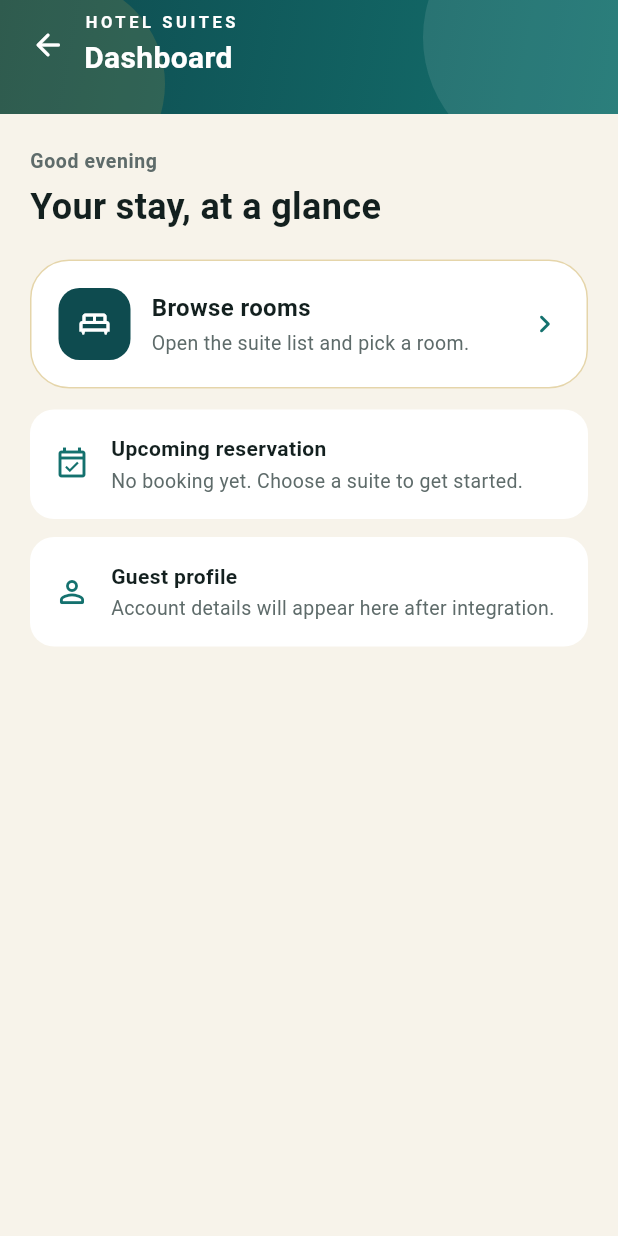
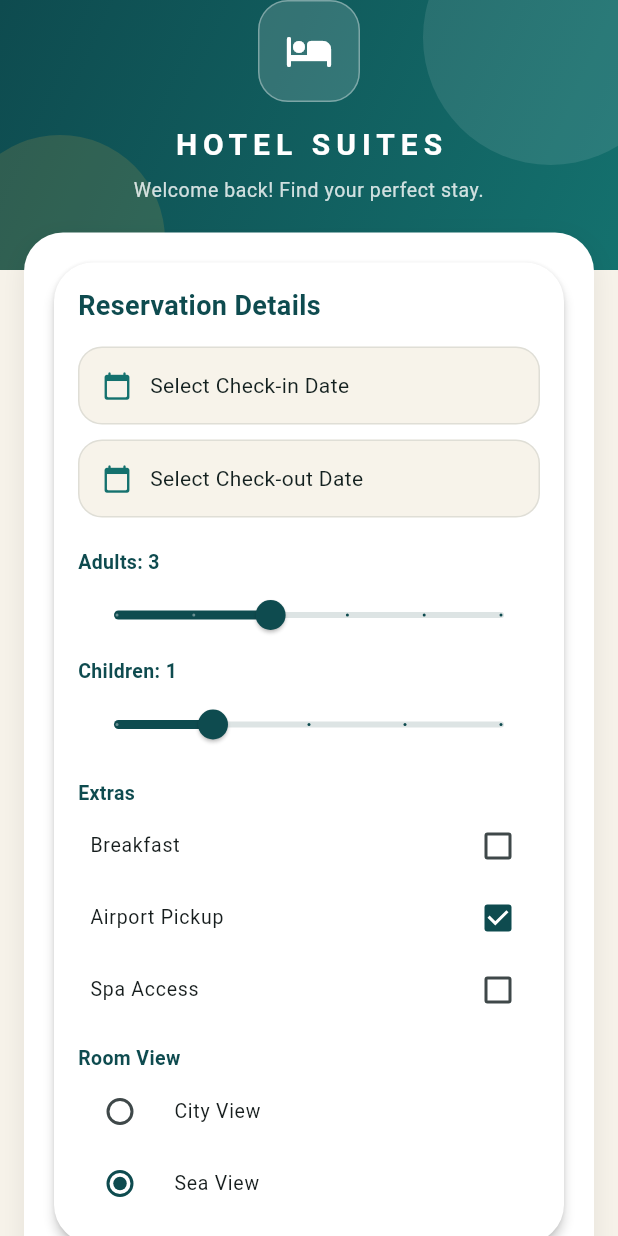
Before and after one commit to Farrysha/TMA3084-G1-T1-Lab-6, a Flutter app: the DashboardPage screen opened by its route, on a phone screen of 412 x 824 dp. Run offline on Flutter 3.47's test engine with Material 3 defaults, Android fonts, the phone set to English and light mode, and no system bars.

Commit message:
Add Dashboard page

```diff
--- a/lib/dashboard_page.dart
+++ b/lib/dashboard_page.dart
@@ -1,108 +1,310 @@
-// Ni placeholder page sja, nti ellyana boleh edit ikut design sndiri.
 import 'package:flutter/material.dart';
 
 import 'app_theme.dart';
-import 'rooms/rooms.dart';
 
-class DashboardPage extends StatelessWidget {
+class DashboardPage extends StatefulWidget {
   const DashboardPage({super.key});
 
   static const String routeName = '/dashboard';
 
-  void _openRooms(BuildContext context) {
-    Navigator.of(context).pushNamed(RoomListPage.routeName);
+  @override
+  State<DashboardPage> createState() => _DashboardPageState();
 }
 
+class _DashboardPageState extends State<DashboardPage> {
+  static const Color _deep = AppTheme.deepTeal; //headings/sliders/ icons
+  static const Color _fieldBg = AppTheme.sand; //date tiles
+
+  //---- State ----
+  DateTime? _checkIn;
+  DateTime? _checkOut;
+  double _adults = 3;
+  double _children = 1;
+  final Map<String, bool> _extras = {
+    'Breakfast': false,
+    'Airport Pickup': true,
+    'Spa Access': false,
+  };
+  String _roomView = 'Sea View';
+  int _expandedIndex = -1; //which info panel is open (-1 = none)
+
+  static const List<_InfoItem> _infoItems = [
+    _InfoItem(
+      icon: Icons.pool,
+      title: 'Facilities',
+      body:
+          'Rooftop Infinity Pool, 24-hour gym, Spa & Sauna, Free Wi-Fi and a '
+          'Business Lounge.',
+    ),
+    _InfoItem(
+      icon: Icons.restaurant,
+      title: 'Dining',
+      body: 'Breakfast buffet 6:30 am – 10:30 am. All-day dining Restaurant.',
+    ),
+    _InfoItem(
+      icon: Icons.policy,
+      title: 'Hotel Policies',
+      body:
+          'Check-in from 3:00 pm, check-out by 12:00 noon. Free cancellation '
+          'up to 48 hours before arrival.',
+    ),
+  ];
+
+  //---- Helpers ----
+  String _formatDate(DateTime d) {
+    const months = [
+      'Jan',
+      'Feb',
+      'Mar',
+      'Apr',
+      'May',
+      'Jun',
+      'Jul',
+      'Aug',
+      'Sep',
+      'Oct',
+      'Nov',
+      'Dec',
+    ];
+    return '${d.day.toString().padLeft(2, '0')} ${months[d.month - 1]} ${d.year}';
+  }
+
+  Future<void> _pickCheckIn() async {
+    final now = DateTime.now();
+    final picked = await showDatePicker(
+      context: context,
+      initialDate: _checkIn ?? now,
+      firstDate: DateTime(now.year, now.month, now.day),
+      lastDate: DateTime(now.year + 2),
+      helpText: 'Select check-in date',
+    );
+    if (picked == null) return;
+    setState(() {
+      _checkIn = picked;
+      //check-out must be after check-in
+      if (_checkOut != null && !_checkOut!.isAfter(picked)) {
+        _checkOut = null;
+      }
+    });
+  }
+
+  Future<void> _pickCheckOut() async {
+    if (_checkIn == null) {
+      _showMessage('Please select a check-in date first.');
+      return;
+    }
+    final firstDate = _checkIn!.add(const Duration(days: 1));
+    final picked = await showDatePicker(
+      context: context,
+      initialDate: _checkOut ?? firstDate,
+      firstDate: firstDate,
+      lastDate: DateTime(_checkIn!.year + 2),
+      helpText: 'Select check-out date',
+    );
+    if (picked != null) setState(() => _checkOut = picked);
+  }
+
+  void _showMessage(String text) {
+    ScaffoldMessenger.of(context)
+      ..hideCurrentSnackBar()
+      ..showSnackBar(SnackBar(content: Text(text)));
+  }
+
+  void _goToRooms() {
+    if (_checkIn == null || _checkOut == null) {
+      _showMessage('Please select your check-in and check-out dates.');
+      return;
+    }
+    Navigator.pushNamed(context, '/rooms');
+  }
+
+  // ---- UI ----
   @override
   Widget build(BuildContext context) {
     return Scaffold(
       backgroundColor: AppTheme.sand,
-      body: Column(
-        children: <Widget>[
-          _header(context),
-          Expanded(
+      body: Container(
+        color: AppTheme.sand,
         child: ListView(
-              padding: const EdgeInsets.fromLTRB(20, 22, 20, 28),
-              children: <Widget>[
-                const Text(
-                  'Good evening',
-                  style: TextStyle(
-                    fontSize: 13,
-                    fontWeight: FontWeight.w600,
-                    color: AppTheme.mutedInk,
-                    letterSpacing: 0.4,
+          padding: EdgeInsets.zero,
+          children: [
+            // Shared Hotel Suites header
+            GradientBackdrop(
+              height: 180,
+              child: const SafeArea(
+                child: Center(
+                  child: BrandWordmark(
+                    tagline: 'Welcome back! Find your perfect stay.',
                   ),
                 ),
-                const SizedBox(height: 4),
-                const Text(
-                  'Your stay, at a glance',
-                  style: TextStyle(
-                    fontSize: 24,
-                    fontWeight: FontWeight.w700,
-                    color: AppTheme.ink,
               ),
             ),
-                const SizedBox(height: 18),
-                _roomsCard(context),
+            //overlapping white dashboard card
+            Transform.translate(
+              offset: const Offset(0, -25),
+              child: Container(
+                margin: const EdgeInsets.symmetric(horizontal: 16),
+                padding: const EdgeInsets.all(16),
+                decoration: BoxDecoration(
+                  color: Colors.white,
+                  borderRadius: BorderRadius.circular(AppTheme.cardRadius),
+                  boxShadow: [
+                    BoxShadow(
+                      color: Colors.black.withAlpha(20),
+                      blurRadius: 15,
+                      offset: const Offset(0, 5),
+                    ),
+                  ],
+                ),
+                child: Column(
+                  children: [
+                    _buildReservationCard(),
+                    const SizedBox(height: 16),
+                    _buildInfoPanels(),
+                    const SizedBox(height: 20),
+                    _buildRoomsButton(),
+                    const SizedBox(height: 8),
+                  ],
+                ),
+              ),
+            ),
+          ],
+        ),
+      ),
+    );
+  }
+
+  Widget _buildReservationCard() {
+    return Card(
+      elevation: 3,
+      color: Colors.white,
+      shape: RoundedRectangleBorder(
+        borderRadius: BorderRadius.circular(AppTheme.cardRadius),
+      ),
+      child: Padding(
+        padding: const EdgeInsets.all(16),
+        child: Column(
+          crossAxisAlignment: CrossAxisAlignment.start,
+          children: [
+            const Text(
+              'Reservation Details',
+              style: TextStyle(
+                fontSize: 18,
+                fontWeight: FontWeight.bold,
+                color: _deep,
+              ),
+            ),
             const SizedBox(height: 14),
-                const _PlaceholderTile(
-                  icon: Icons.event_available_outlined,
-                  title: 'Upcoming reservation',
-                  subtitle: 'No booking yet. Choose a suite to get started.',
+
+            // Date pickers
+            _dateTile(
+              label: _checkIn == null
+                  ? 'Select Check-in Date'
+                  : 'Check-in: ${_formatDate(_checkIn!)}',
+              onTap: _pickCheckIn,
             ),
-                const SizedBox(height: 12),
-                const _PlaceholderTile(
-                  icon: Icons.person_outline_rounded,
-                  title: 'Guest profile',
-                  subtitle: 'Account details will appear here after integration.',
+            const SizedBox(height: 10),
+            _dateTile(
+              label: _checkOut == null
+                  ? 'Select Check-out Date'
+                  : 'Check-out: ${_formatDate(_checkOut!)}',
+              onTap: _pickCheckOut,
+            ),
+            const SizedBox(height: 16),
+
+            //sliders
+            _sectionLabel('Adults: ${_adults.round()}'),
+            Slider(
+              value: _adults,
+              min: 1,
+              max: 6,
+              divisions: 5,
+              label: _adults.round().toString(),
+              activeColor: _deep,
+              onChanged: (v) => setState(() => _adults = v),
+            ),
+            _sectionLabel('Children: ${_children.round()}'),
+            Slider(
+              value: _children,
+              min: 0,
+              max: 4,
+              divisions: 4,
+              label: _children.round().toString(),
+              activeColor: _deep,
+              onChanged: (v) => setState(() => _children = v),
+            ),
+            const SizedBox(height: 8),
+
+            //checkboxes
+            _sectionLabel('Extras'),
+            ..._extras.keys.map(
+              (name) => CheckboxListTile(
+                title: Text(name),
+                value: _extras[name],
+                dense: true,
+                contentPadding: const EdgeInsets.symmetric(horizontal: 8),
+                activeColor: _deep,
+                checkColor: Colors.white,
+                onChanged: (v) => setState(() => _extras[name] = v ?? false),
+              ),
+            ),
+            const SizedBox(height: 8),
+
+            //radio buttons
+            _sectionLabel('Room View'),
+            RadioGroup<String>(
+              groupValue: _roomView,
+              onChanged: (String? value) {
+                if (value != null) {
+                  setState(() {
+                    _roomView = value;
+                  });
+                }
+              },
+              child: Column(
+                children: [
+                  ...['City View', 'Sea View'].map(
+                    (view) => RadioListTile<String>(
+                      title: Text(view),
+                      value: view,
+                      dense: true,
+                      contentPadding: const EdgeInsets.symmetric(horizontal: 8),
+                      activeColor: _deep,
+                    ),
                   ),
                 ],
               ),
             ),
           ],
         ),
+      ),
     );
   }
 
-  Widget _header(BuildContext context) {
-    return GradientBackdrop(
-      child: SafeArea(
-        bottom: false,
+  Widget _dateTile({required String label, required VoidCallback onTap}) {
+    return Material(
+      color: _fieldBg,
+      shape: RoundedRectangleBorder(
+        borderRadius: BorderRadius.circular(AppTheme.radius),
+        side: BorderSide(color: AppTheme.mutedInk.withAlpha(40)),
+      ),
+      child: InkWell(
+        borderRadius: BorderRadius.circular(AppTheme.radius),
+        onTap: onTap,
         child: Padding(
-          padding: const EdgeInsets.fromLTRB(8, 6, 12, 22),
+          padding: const EdgeInsets.symmetric(horizontal: 16, vertical: 16),
           child: Row(
-            children: <Widget>[
-              IconButton(
-                tooltip: 'Sign out',
-                onPressed: () => Navigator.of(context).pop(),
-                icon: const Icon(
-                  Icons.arrow_back_rounded,
-                  color: Colors.white,
+            children: [
+              const Icon(
+                Icons.calendar_today_rounded,
+                color: AppTheme.teal,
+                size: 20,
               ),
-              ),
-              const Expanded(
-                child: Column(
-                  crossAxisAlignment: CrossAxisAlignment.start,
-                  children: <Widget>[
-                    Text(
-                      'HOTEL SUITES',
-                      style: TextStyle(
-                        color: Colors.white,
-                        fontSize: 11,
-                        fontWeight: FontWeight.w700,
-                        letterSpacing: 2.4,
-                      ),
-                    ),
-                    SizedBox(height: 2),
-                    Text(
-                      'Dashboard',
-                      style: TextStyle(
-                        color: Colors.white,
-                        fontSize: 20,
-                        fontWeight: FontWeight.w700,
-                      ),
-                    ),
-                  ],
+              const SizedBox(width: 12),
+              Expanded(
+                child: Text(
+                  label,
+                  style: const TextStyle(fontSize: 14, color: AppTheme.ink),
                 ),
               ),
             ],
@@ -112,115 +314,85 @@ class DashboardPage extends StatelessWidget {
     );
   }
 
-  Widget _roomsCard(BuildContext context) {
-    return Material(
-      color: Colors.white,
-      borderRadius: BorderRadius.circular(AppTheme.cardRadius),
-      elevation: 0,
-      child: InkWell(
-        key: const Key('dashboardOpenRooms'),
-        borderRadius: BorderRadius.circular(AppTheme.cardRadius),
-        onTap: () => _openRooms(context),
-        child: Container(
-          padding: const EdgeInsets.fromLTRB(18, 18, 16, 18),
-          decoration: BoxDecoration(
-            borderRadius: BorderRadius.circular(AppTheme.cardRadius),
-            border: Border.all(color: AppTheme.gold.withAlpha(120)),
-          ),
-          child: Row(
-            children: <Widget>[
-              Container(
-                height: 48,
-                width: 48,
-                decoration: BoxDecoration(
-                  color: AppTheme.deepTeal,
-                  borderRadius: BorderRadius.circular(14),
-                ),
-                child: const Icon(
-                  Icons.king_bed_outlined,
-                  color: Colors.white,
-                ),
-              ),
-              const SizedBox(width: 14),
-              const Expanded(
-                child: Column(
-                  crossAxisAlignment: CrossAxisAlignment.start,
-                  children: <Widget>[
-                    Text(
-                      'Browse rooms',
-                      style: TextStyle(
-                        fontSize: 16,
-                        fontWeight: FontWeight.w700,
-                        color: AppTheme.ink,
-                      ),
-                    ),
-                    SizedBox(height: 3),
-                    Text(
-                      'Open the suite list and pick a room.',
-                      style: TextStyle(
+  Widget _sectionLabel(String text) {
+    return Padding(
+      padding: const EdgeInsets.only(top: 4, bottom: 2),
+      child: Text(
+        text,
+        style: const TextStyle(
           fontSize: 13,
-                        color: AppTheme.mutedInk,
-                      ),
-                    ),
-                  ],
-                ),
-              ),
-              const Icon(Icons.chevron_right_rounded, color: AppTheme.teal),
-            ],
-          ),
+          fontWeight: FontWeight.w600,
+          color: _deep,
         ),
       ),
     );
   }
-}
 
-class _PlaceholderTile extends StatelessWidget {
-  const _PlaceholderTile({
-    required this.icon,
-    required this.title,
-    required this.subtitle,
-  });
-
-  final IconData icon;
-  final String title;
-  final String subtitle;
-
-  @override
-  Widget build(BuildContext context) {
-    return Container(
-      padding: const EdgeInsets.all(16),
-      decoration: BoxDecoration(
+  Widget _buildInfoPanels() {
+    return Column(
+      crossAxisAlignment: CrossAxisAlignment.start,
+      children: [
+        const Padding(
+          padding: EdgeInsets.only(left: 4, bottom: 8),
+          child: Text(
+            'Hotel Information',
+            style: TextStyle(
+              fontSize: 16,
+              fontWeight: FontWeight.bold,
+              color: _deep,
+            ),
+          ),
+        ),
+        //only one panel open at a time
+        for (int i = 0; i < _infoItems.length; i++)
+          Card(
+            elevation: 2,
+            margin: const EdgeInsets.only(bottom: 8),
             color: Colors.white,
+            shape: RoundedRectangleBorder(
               borderRadius: BorderRadius.circular(AppTheme.radius),
             ),
-      child: Row(
-        children: <Widget>[
-          Icon(icon, color: AppTheme.teal),
-          const SizedBox(width: 14),
-          Expanded(
-            child: Column(
-              crossAxisAlignment: CrossAxisAlignment.start,
-              children: <Widget>[
-                Text(
-                  title,
-                  style: const TextStyle(
-                    fontWeight: FontWeight.w600,
-                    color: AppTheme.ink,
+            clipBehavior: Clip.antiAlias,
+            child: ExpansionTile(
+              key: ValueKey('info_${i}_${_expandedIndex == i}'),
+              initiallyExpanded: _expandedIndex == i,
+              leading: Icon(_infoItems[i].icon, color: _deep),
+              title: Text(
+                _infoItems[i].title,
+                style: const TextStyle(fontWeight: FontWeight.w600),
               ),
-                ),
-                const SizedBox(height: 2),
-                Text(
-                  subtitle,
-                  style: const TextStyle(
-                    fontSize: 13,
-                    color: AppTheme.mutedInk,
+              shape: const Border(),
+              collapsedShape: const Border(),
+              childrenPadding: const EdgeInsets.fromLTRB(16, 0, 16, 14),
+              expandedCrossAxisAlignment: CrossAxisAlignment.start,
+              onExpansionChanged: (open) {
+                setState(() => _expandedIndex = open ? i : -1);
+              },
+              children: [Text(_infoItems[i].body)],
             ),
           ),
       ],
-            ),
-          ),
-        ],
-      ),
+    );
+  }
+
+  Widget _buildRoomsButton() {
+    //style (deep teal, 54px high, rounded)
+    return ElevatedButton.icon(
+      key: const Key('dashboardViewRooms'),
+      onPressed: _goToRooms,
+      icon: const Icon(Icons.bed),
+      label: const Text('View Available Rooms'),
     );
   }
 }
+
+class _InfoItem {
+  final IconData icon;
+  final String title;
+  final String body;
+  const _InfoItem({
+    required this.icon,
+    required this.title,
+    required this.body,
+  });
+}
```
Lines whose indentation alone changed are shown as unchanged.
